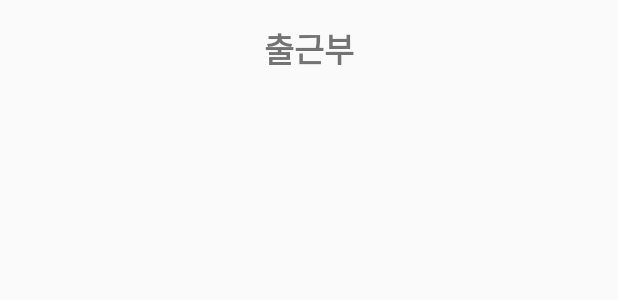
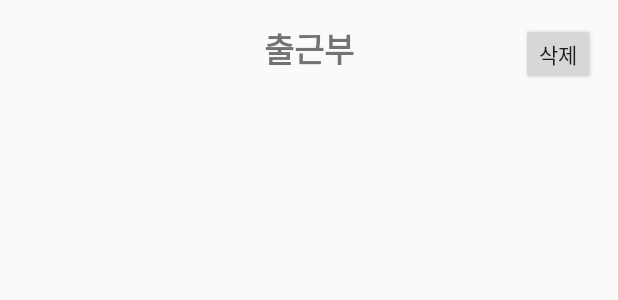
Before and after one commit to 201824562/Sendy, an Android app: the layout fragment_second.xml on its own in the app's theme, with its tools: preview values and no code run, on a phone screen of 412 x 824 dp. Shown: the top 300 px of the screen. Run offline under Robolectric (Android 15) with nearby library versions, the phone set to English and light mode, and no system bars.

Commit message:
리사이클러뷰 클릭 + 다중선택 기능 추가

```diff
--- a/SendyToyproject1/app/src/main/java/com/example/sendytoyproject1/ViewPagerAdapter.kt
+++ b/SendyToyproject1/app/src/main/java/com/example/sendytoyproject1/ViewPagerAdapter.kt
@@ -11,7 +11,7 @@ import androidx.viewpager2.adapter.FragmentStateAdapter as FragmentStateAdapter
 
 class ViewPagerAdapter(fm: FragmentActivity) : FragmentStateAdapter(fm){
 
-    override fun getItemCount(): Int = 2
+    override fun getItemCount(): Int = 2 //PagerViewadapter에서 관리할 View 개수를 반환한다.
 
     override fun createFragment(position: Int): Fragment{
         return when(position){
--- a/SendyToyproject1/app/src/main/res/layout/fragment_second.xml
+++ b/SendyToyproject1/app/src/main/res/layout/fragment_second.xml
@@ -5,25 +5,44 @@
     android:layout_width="match_parent"
     android:layout_height="match_parent"
     tools:context=".SecondFragment">
-    <TextView
-        android:id="@+id/Title"
+    <androidx.constraintlayout.widget.ConstraintLayout
+        android:id="@+id/Title_layout"
         android:layout_width="match_parent"
         android:layout_height="wrap_content"
+        app:layout_constraintTop_toTopOf="parent"
         android:layout_marginTop="15dp"
         android:layout_marginBottom="15dp"
-        app:layout_constraintTop_toTopOf="parent"
-        android:layout_gravity="top"
         android:gravity="center"
-        android:text="출근부"
-        android:textSize="22dp"
-        android:textStyle="bold" />
+        android:orientation="horizontal">
+        <TextView
+            android:id="@+id/Title"
+            android:layout_width="wrap_content"
+            android:layout_height="match_parent"
+            app:layout_constraintLeft_toLeftOf="parent"
+            app:layout_constraintRight_toRightOf="parent"
+            android:gravity="center"
+            android:layout_weight="10"
+            android:text="출근부"
+            android:textSize="22dp"
+            android:textStyle="bold" />
+        <Button
+            android:id="@+id/deleteButton"
+            android:layout_width="wrap_content"
+            android:layout_height="match_parent"
+            android:layout_marginRight="15dp"
+            android:minWidth="0dp"
+            android:minHeight="0dp"
+            android:text="삭제"
+            app:layout_constraintRight_toRightOf="parent"
+            tools:layout_editor_absoluteY="8dp" />
 
+    </androidx.constraintlayout.widget.ConstraintLayout>
     <ScrollView
         android:id="@+id/scroll"
         android:layout_width="match_parent"
         android:layout_height="0dp"
         app:layout_constraintBottom_toBottomOf="parent"
-        app:layout_constraintTop_toBottomOf="@+id/Title"
+        app:layout_constraintTop_toBottomOf="@+id/Title_layout"
         app:layout_constraintVertical_bias="0.0"
         tools:layout_editor_absoluteX="16dp">
 
```
Also changed, not shown: SendyToyproject1/app/src/main/java/com/example/sendytoyproject1/Data/LocationDao.kt (+4 -4 lines), SendyToyproject1/app/src/main/java/com/example/sendytoyproject1/Data/LocationViewmodel.kt (+11 -0 lines), SendyToyproject1/app/src/main/java/com/example/sendytoyproject1/FirstFragment.kt (+2 -5 lines), SendyToyproject1/app/src/main/java/com/example/sendytoyproject1/LocationRVAdapter.kt (added, +62 -0 lines), SendyToyproject1/app/src/main/java/com/example/sendytoyproject1/Location_RV_Adapter.kt (deleted, +0 -31 lines), SendyToyproject1/app/src/main/java/com/example/sendytoyproject1/MainActivity.kt (+16 -11 lines), SendyToyproject1/app/src/main/java/com/example/sendytoyproject1/SecondFragment.kt (+13 -12 lines), SendyToyproject1/app/src/main/res/layout/activity_main.xml (+10 -1 lines), SendyToyproject1/app/src/main/res/menu/menu_bottom_navigation.xml (added, +14 -0 lines).
